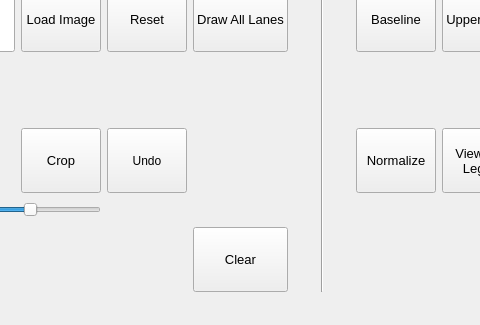
First picture: the form in mainwindow.ui, repository akirasan1992/Cproject, before the edit; both pictures show x 431 to 911 and y 395 to 720 of the 1169 by 720 pixel window.
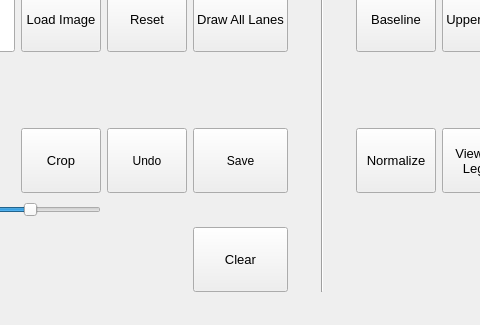
Second picture: the form after the edit. Custom widgets are drawn as their Qt base class.

Diff of the .ui file:
```diff
--- a/mainwindow.ui
+++ b/mainwindow.ui
@@ -571,6 +571,24 @@
         </property>
        </widget>
       </item>
+      <item row="7" column="8">
+       <widget class="QPushButton" name="save">
+        <property name="sizePolicy">
+         <sizepolicy hsizetype="Preferred" vsizetype="Preferred">
+          <horstretch>0</horstretch>
+          <verstretch>0</verstretch>
+         </sizepolicy>
+        </property>
+        <property name="font">
+         <font>
+          <pointsize>9</pointsize>
+         </font>
+        </property>
+        <property name="text">
+         <string>Save</string>
+        </property>
+       </widget>
+      </item>
      </layout>
     </item>
    </layout>
```
Left out of the diff: 2 changed lines with no effect on the pictures.
